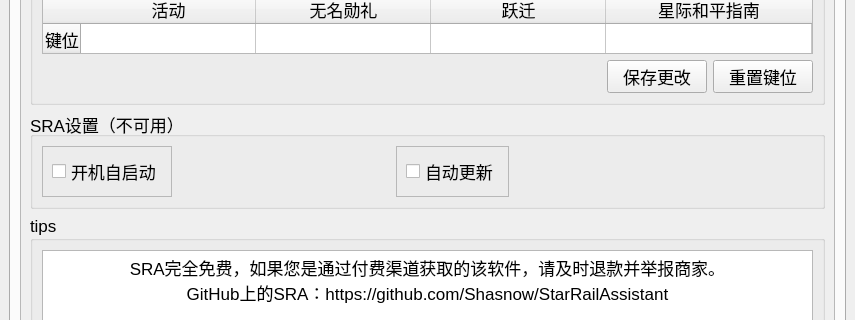
This is res/ui/main.ui in Shasnow/StarRailAssistant as Qt 5 draws it before an edit; both pictures show x 0 to 855 and y 288 to 608 of the 855 by 789 pixel window. The edited form follows.
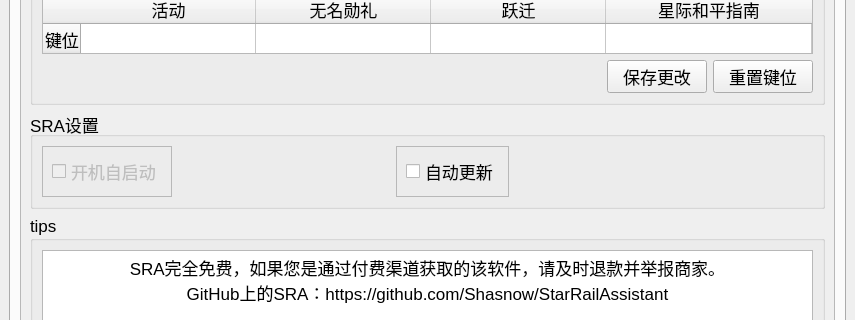
This is the edited form. The open tabs and pages were chosen to show the change.

```diff
--- a/res/ui/main.ui
+++ b/res/ui/main.ui
@@ -1274,7 +1274,7 @@
             <item>
              <widget class="QGroupBox" name="groupBox_7">
               <property name="title">
-               <string>SRA设置（不可用）</string>
+               <string>SRA设置</string>
               </property>
               <layout class="QGridLayout" name="gridLayout_5">
                <item row="0" column="0">
@@ -1288,9 +1288,15 @@
                  <layout class="QHBoxLayout" name="horizontalLayout_24">
                   <item>
                    <widget class="QCheckBox" name="checkBox_ifselfstart">
+                    <property name="enabled">
+                     <bool>false</bool>
+                    </property>
                     <property name="text">
                      <string>开机自启动</string>
                     </property>
+                    <property name="checkable">
+                     <bool>true</bool>
+                    </property>
                    </widget>
                   </item>
                  </layout>
```
Left out of the diff: 6 changed lines with no effect on the pictures.
